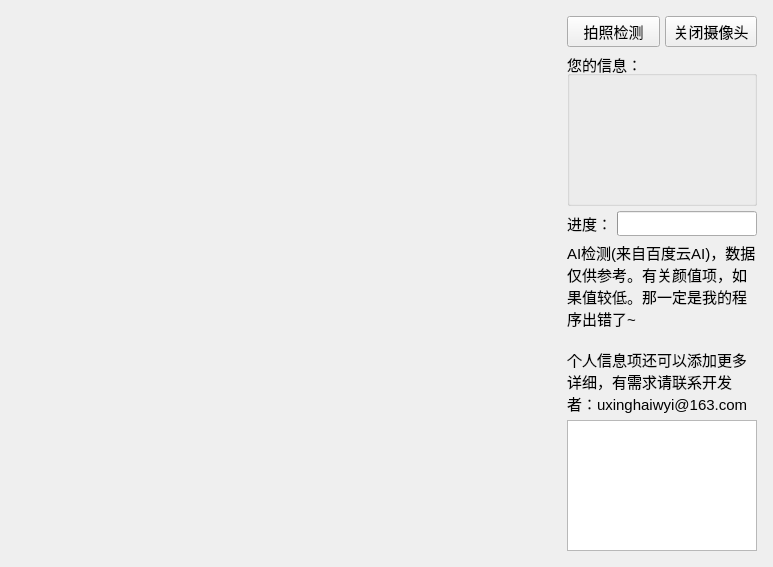
Old version of the form src/FaceTest/FaceTest.ui in the repository uxinghai/ICMA-Qt.
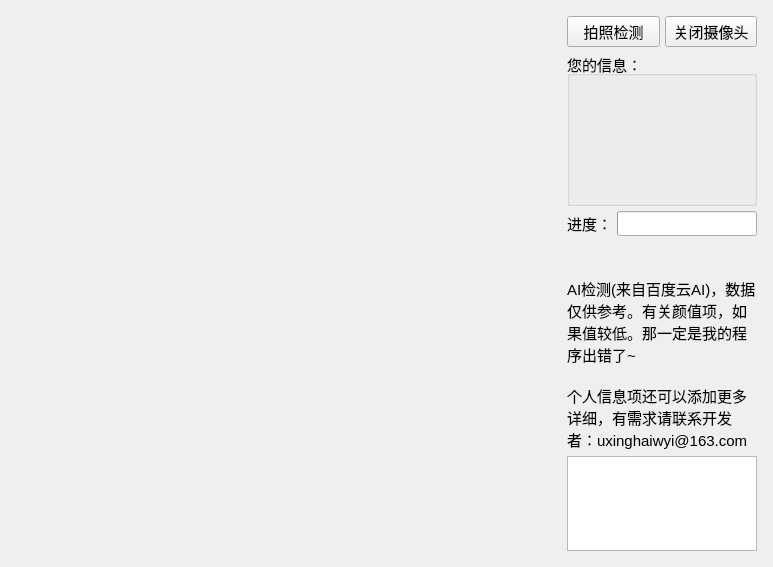
New version of the form. Icons and pictures are not drawn.

Diff of the .ui file:
```diff
--- a/src/FaceTest/FaceTest.ui
+++ b/src/FaceTest/FaceTest.ui
@@ -192,16 +192,28 @@
          </size>
         </property>
         <property name="text">
-         <string>&lt;!DOCTYPE HTML PUBLIC &quot;-//W3C//DTD HTML 4.0//EN&quot; &quot;http://www.w3.org/TR/REC-html40/strict.dtd&quot;&gt;
-&lt;html&gt;&lt;head&gt;&lt;meta name=&quot;qrichtext&quot; content=&quot;1&quot; /&gt;&lt;meta charset=&quot;utf-8&quot; /&gt;&lt;style type=&quot;text/css&quot;&gt;
-p, li { white-space: pre-wrap; }
-hr { height: 1px; border-width: 0; }
-li.unchecked::marker { content: &quot;\2610&quot;; }
-li.checked::marker { content: &quot;\2612&quot;; }
-&lt;/style&gt;&lt;/head&gt;&lt;body style=&quot; font-family:'Microsoft YaHei UI'; font-size:11pt; font-weight:400; font-style:normal;&quot;&gt;
-&lt;p style=&quot; margin-top:0px; margin-bottom:0px; margin-left:0px; margin-right:0px; -qt-block-indent:0; text-indent:0px;&quot;&gt;AI检测(来自百度云AI)，数据仅供参考。有关颜值项，如果值较低。那一定是我的程序出错了~&lt;/p&gt;
-&lt;p style=&quot;-qt-paragraph-type:empty; margin-top:0px; margin-bottom:0px; margin-left:0px; margin-right:0px; -qt-block-indent:0; text-indent:0px;&quot;&gt;&lt;br /&gt;&lt;/p&gt;
-&lt;p style=&quot; margin-top:0px; margin-bottom:0px; margin-left:0px; margin-right:0px; -qt-block-indent:0; text-indent:0px;&quot;&gt;个人信息项还可以添加更多详细，有需求请联系开发者：uxinghaiwyi@163.com&lt;/p&gt;&lt;/body&gt;&lt;/html&gt;</string>
+                  <string>&lt;!DOCTYPE HTML PUBLIC &quot;-//W3C//DTD HTML
+                    4.0//EN&quot; &quot;http://www.w3.org/TR/REC-html40/strict.dtd&quot;&gt;
+                    &lt;html&gt;&lt;head&gt;&lt;meta name=&quot;qrichtext&quot;
+                    content=&quot;1&quot; /&gt;&lt;meta charset=&quot;utf-8&quot;
+                    /&gt;&lt;style type=&quot;text/css&quot;&gt;
+                    p, li { white-space: pre-wrap; }
+                    hr { height: 1px; border-width: 0; }
+                    li.unchecked::marker { content: &quot;\2610&quot;; }
+                    li.checked::marker { content: &quot;\2612&quot;; }
+                    &lt;/style&gt;&lt;/head&gt;&lt;body style=&quot;
+                    font-family:'Microsoft YaHei UI'; font-size:11pt;
+                    font-weight:400; font-style:normal;&quot;&gt;
+                    &lt;p style=&quot; margin-top:0px; margin-bottom:0px;
+                    margin-left:0px; margin-right:0px; -qt-block-indent:0;
+                    text-indent:0px;&quot;&gt;AI检测(来自百度云AI)，数据仅供参考。有关颜值项，如果值较低。那一定是我的程序出错了~&lt;/p&gt;
+                    &lt;p style=&quot;-qt-paragraph-type:empty; margin-top:0px;
+                    margin-bottom:0px; margin-left:0px; margin-right:0px;
+                    -qt-block-indent:0; text-indent:0px;&quot;&gt;&lt;br /&gt;&lt;/p&gt;
+                    &lt;p style=&quot; margin-top:0px; margin-bottom:0px;
+                    margin-left:0px; margin-right:0px; -qt-block-indent:0;
+                    text-indent:0px;&quot;&gt;个人信息项还可以添加更多详细，有需求请联系开发者：uxinghaiwyi@163.com&lt;/p&gt;&lt;/body&gt;&lt;/html&gt;
+                  </string>
         </property>
         <property name="scaledContents">
          <bool>true</bool>
```
Left out of the diff: 4 changed lines with no effect on the pictures. Lines whose indentation alone changed are shown as unchanged.
